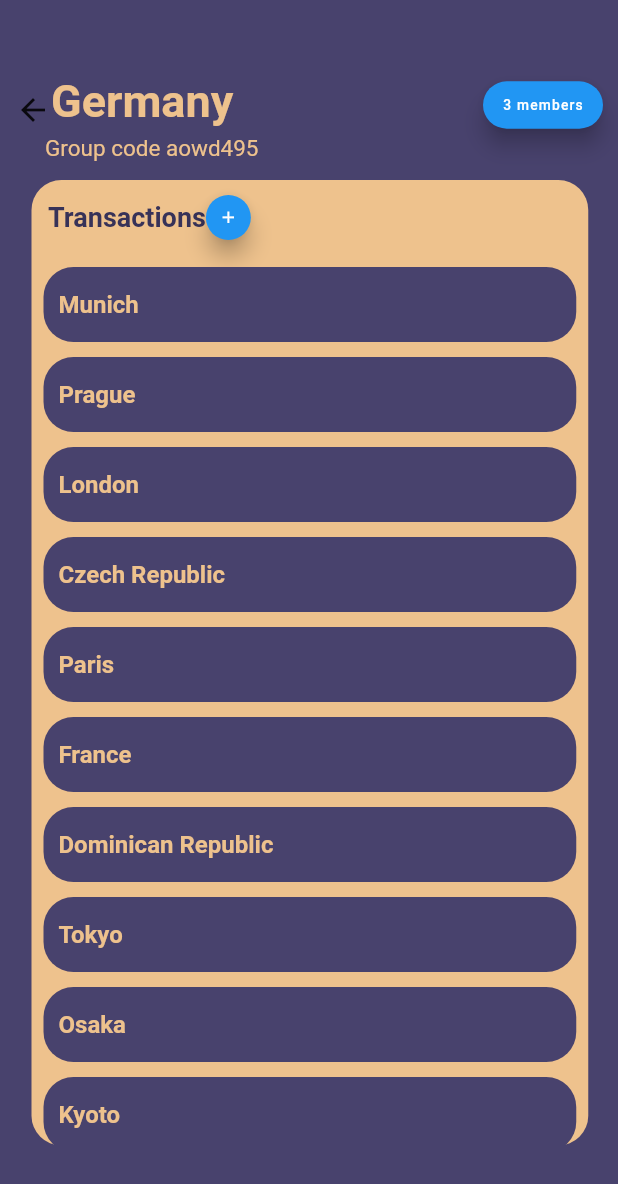
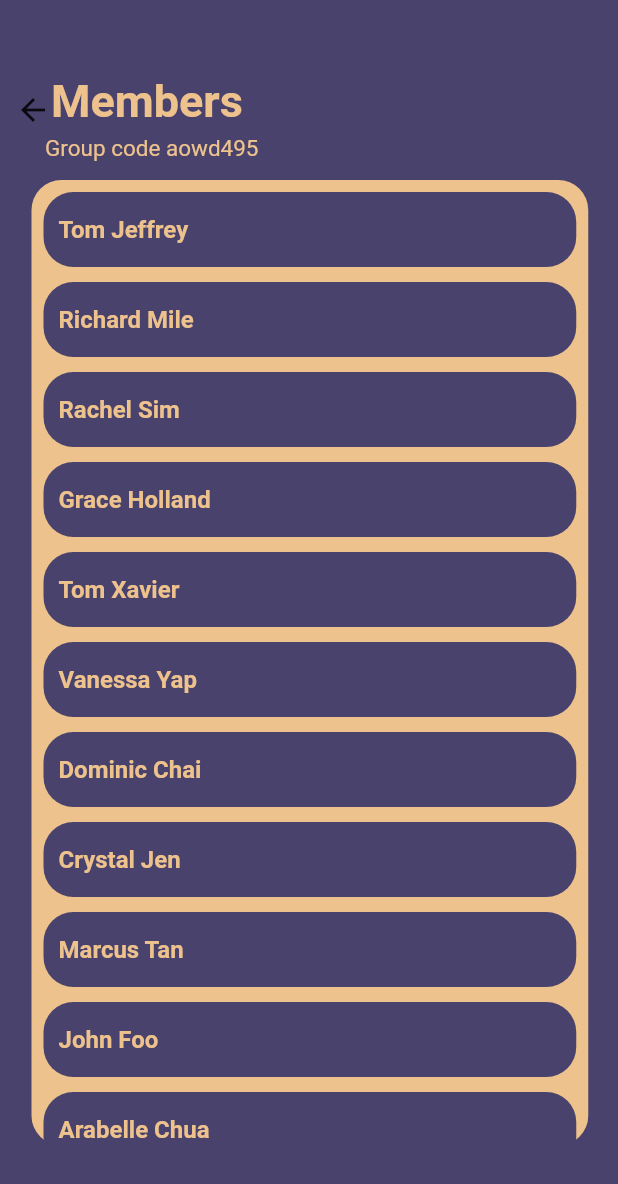
Before and after one commit to marcuspeh/Splitlux, a Flutter app: the screen it shows after launch, on a phone screen of 412 x 824 dp. Shown: the top 1184 px of the screen. Run offline on Flutter 3.47's test engine with Material 2 defaults, Android fonts, the light colour scheme and no system bars.

Commit message:
Add GroupMemberView.dart

```diff
--- /dev/null
+++ b/frontend/lib/GroupMemberView.dart
@@ -0,0 +1,138 @@
+import 'package:flutter/material.dart';
+import 'package:frontend/constants.dart';
+
+var exampleData = [
+  'Tom Jeffrey',
+  'Richard Mile',
+  'Rachel Sim',
+  'Grace Holland',
+  'Tom Xavier',
+  'Vanessa Yap',
+  'Dominic Chai',
+  'Crystal Jen',
+  'Marcus Tan',
+  'John Foo',
+  'Arabelle Chua',
+];
+
+class GroupMemberView extends StatefulWidget {
+  @override
+  _GroupMemberViewState createState() => _GroupMemberViewState();
+}
+
+class _GroupMemberViewState extends State<GroupMemberView> {
+  @override
+  Widget build(BuildContext context) {
+    final Size size = MediaQuery.of(context).size;
+
+    return Scaffold(
+      backgroundColor: purple,
+      body: Stack(
+        children: [
+          Positioned(
+            top: 50,
+            left: 10,
+            child: groupNameAndBack(),
+          ),
+          Positioned(
+            top: 90,
+            left: 30,
+            child: groupCode(),
+          ),
+          Positioned(
+            top: 120,
+            left: 21,
+            child: billedContainer(size),
+          ),
+        ],
+      ),
+    );
+  }
+
+  Widget billedContainer(Size size) {
+    return Container(
+      height: size.height / 1.28,
+      width: size.width / 1.11,
+      decoration: BoxDecoration(
+        borderRadius: BorderRadius.circular(20),
+        color: orange,
+      ),
+      child: Stack(
+        children: [travelGroupEntries(size)],
+      ),
+    );
+  }
+
+  Widget groupNameAndBack() {
+    return RichText(
+      text: TextSpan(
+        style: TextStyle(
+          color: orange,
+          fontWeight: FontWeight.bold,
+          fontSize: 30,
+        ),
+        children: [
+          WidgetSpan(
+              child: Container(
+            child: GestureDetector(
+                onTap: () => Navigator.of(context).push(
+                      MaterialPageRoute(
+                        builder: (_) => GroupMemberView(),
+                      ),
+                    ),
+                child: Icon(Icons.arrow_back)),
+          )),
+          TextSpan(text: 'Members'),
+        ],
+      ),
+    );
+  }
+
+  String placeholderText = "aowd495";
+
+  Widget groupCode() {
+    return Text("Group code ${placeholderText}",
+        style: TextStyle(
+          color: orange,
+          fontWeight: FontWeight.normal,
+          fontSize: 15,
+        ));
+  }
+
+  Widget travelGroupEntries(Size size) {
+    return ListView.builder(
+        padding: const EdgeInsets.all(8),
+        itemCount: exampleData.length,
+        itemBuilder: (BuildContext context, int index) {
+          return Container(
+            height: 50,
+            margin: EdgeInsets.fromLTRB(0, 0, 0, 10),
+            child: GestureDetector(
+              onTap: () => Navigator.of(context).push(
+                MaterialPageRoute(
+                  builder: (_) => GroupMemberView(),
+                ),
+              ),
+              child: Material(
+                color: purple,
+                borderRadius: BorderRadius.circular(20),
+                child: Container(
+                  padding: EdgeInsets.fromLTRB(10, 0, 0, 0),
+                  height: size.height / 14,
+                  width: size.width / 1.5,
+                  alignment: Alignment.centerLeft,
+                  child: Text(
+                    exampleData[index],
+                    style: TextStyle(
+                      color: orange,
+                      fontSize: 16,
+                      fontWeight: FontWeight.bold,
+                    ),
+                  ),
+                ),
+              ),
+            ),
+          );
+        });
+  }
+}
--- a/frontend/lib/main.dart
+++ b/frontend/lib/main.dart
@@ -1,5 +1,5 @@
 import 'package:flutter/material.dart';
-import 'package:frontend/GroupView.dart';
+import 'package:frontend/GroupMemberView.dart';
 
 void main() {
   runApp(const MyApp());
@@ -25,7 +25,7 @@
         // is not restarted.
         primarySwatch: Colors.blue,
       ),
-      home: GroupView(),
+      home: GroupMemberView(),
     );
   }
 }
```
